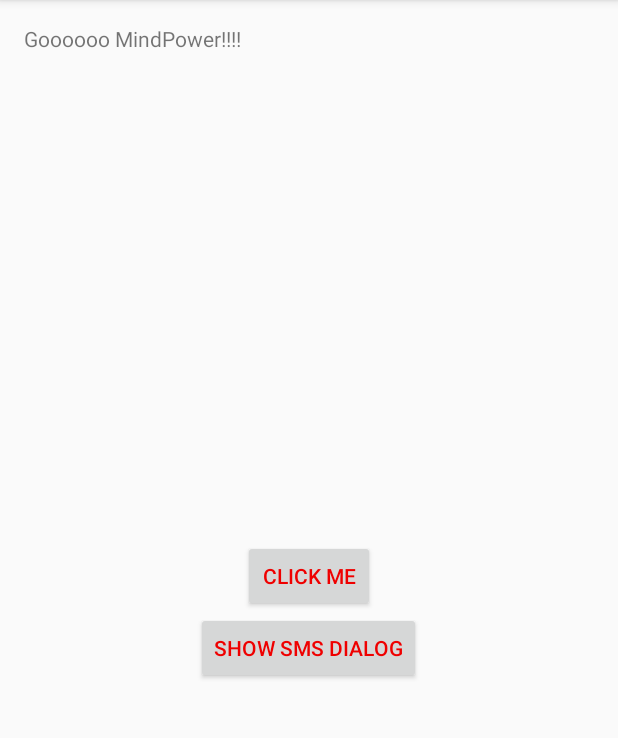
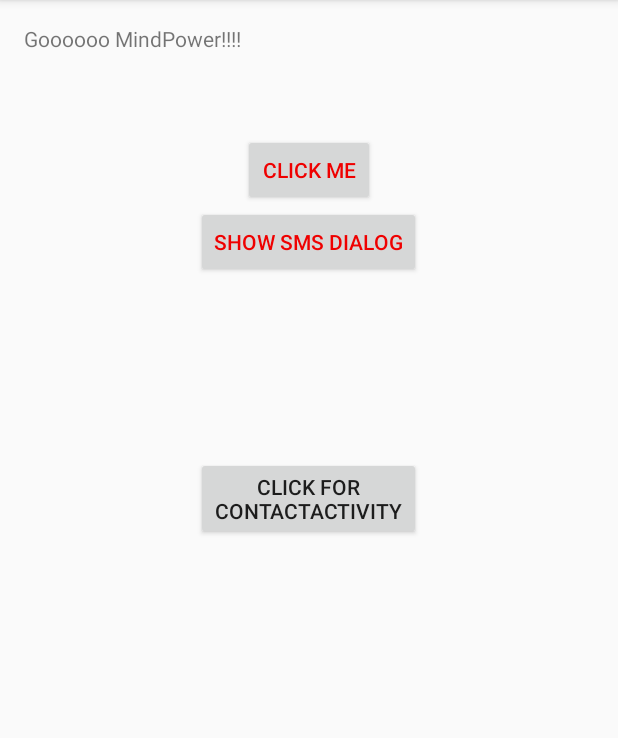
Before and after one commit to Ashl7/Feelings, an Android app: the screen it shows after launch (MainActivity), on a phone screen of 412 x 824 dp, the part 84-822 px from its top. Run offline under Robolectric (Android 15) with nearby library versions, the phone set to English and light mode, and no system bars.

```diff
--- a/app/src/main/java/com/autism/mindpower/feeling/ContactsActivity.java
+++ b/app/src/main/java/com/autism/mindpower/feeling/ContactsActivity.java
@@ -37,7 +37,7 @@ public class ContactsActivity extends AppCompatActivity {
         super.onCreate(savedInstanceState);
         setContentView(R.layout.activity_contacts);
 
-        db = new ContactDatabase(this);
+        db = new ContactDatabase(getApplicationContext());
         db.open();
 
         editText = (EditText) findViewById(R.id.editText);
--- a/app/src/main/java/com/autism/mindpower/feeling/MainActivity.java
+++ b/app/src/main/java/com/autism/mindpower/feeling/MainActivity.java
@@ -1,5 +1,6 @@
 package com.autism.mindpower.feeling;
 
+import android.content.Intent;
 import android.content.pm.PackageManager;
 import android.net.Uri;
 import android.support.annotation.NonNull;
@@ -10,6 +11,7 @@ import android.os.Bundle;
 import android.view.Menu;
 import android.view.MenuItem;
 import android.view.View;
+import android.widget.Button;
 import android.widget.Toast;
 
 public class MainActivity extends AppCompatActivity
@@ -18,10 +20,22 @@ public class MainActivity extends AppCompatActivity
     public static final int REQUEST_CONTACTS = 0;
     public static final int REQUEST_SMS = 1;
 
+    private Button contactActivityButton;
+
     @Override
     protected void onCreate(Bundle savedInstanceState) {
         super.onCreate(savedInstanceState);
         setContentView(R.layout.activity_main);
+
+        contactActivityButton = (Button) findViewById(R.id.contact_activity_caller);
+        contactActivityButton.setOnClickListener(new View.OnClickListener() {
+            public void onClick(View v) {
+                Intent intent = new Intent(getApplicationContext(), ContactsActivity.class);
+                startActivity(intent);
+            }
+        });
+
+
         SmsHelper.checkAndRequestSmsPermission(this, REQUEST_SMS);
     }
 
--- a/app/src/main/res/layout/activity_main.xml
+++ b/app/src/main/res/layout/activity_main.xml
@@ -15,8 +15,9 @@
         android:text="Click Me"
         android:id="@+id/button"
         android:textColor="#ef0000"
-        android:layout_centerVertical="true"
-        android:layout_centerHorizontal="true" />
+        android:layout_below="@+id/textView"
+        android:layout_centerHorizontal="true"
+        android:layout_marginTop="54dp" />
 
     <Button
         android:layout_width="wrap_content"
@@ -28,4 +29,16 @@
         android:layout_below="@+id/button"
         android:layout_centerHorizontal="true" />
 
+    <Button
+        android:layout_width="wrap_content"
+        android:layout_height="wrap_content"
+        android:text="click for ContactActivity"
+        android:id="@+id/contact_activity_caller"
+        android:layout_below="@+id/show_sms_fragment"
+        android:layout_alignLeft="@+id/show_sms_fragment"
+        android:layout_alignStart="@+id/show_sms_fragment"
+        android:layout_marginTop="119dp"
+        android:layout_alignRight="@+id/show_sms_fragment"
+        android:layout_alignEnd="@+id/show_sms_fragment" />
+
 </RelativeLayout>
--- a/app/src/main/res/values/strings.xml
+++ b/app/src/main/res/values/strings.xml
@@ -3,7 +3,7 @@
 
     <string name="hello_world">Hello world!</string>
     <string name="action_settings">Settings</string>
-
+    <string name="contactActivity">Contacts</string>
     <!-- TODO: Remove or change this placeholder text -->
     <string name="hello_blank_fragment">Hello blank fragment</string>
 </resources>
```
Also changed, not shown: app/src/main/AndroidManifest.xml (+7 -0 lines), 1 other file.
